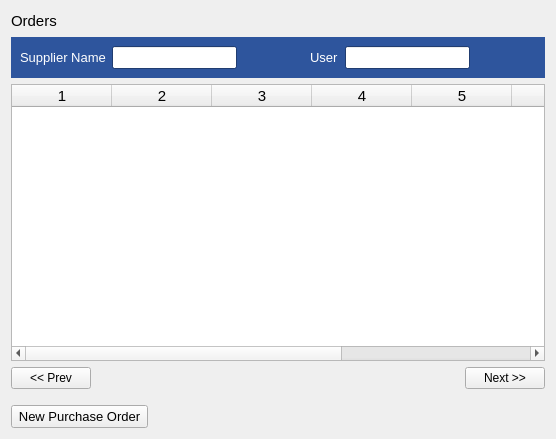
First picture: the form in estorecpp/manageorderitems.ui, repository Watti/estorecpp, before the edit.
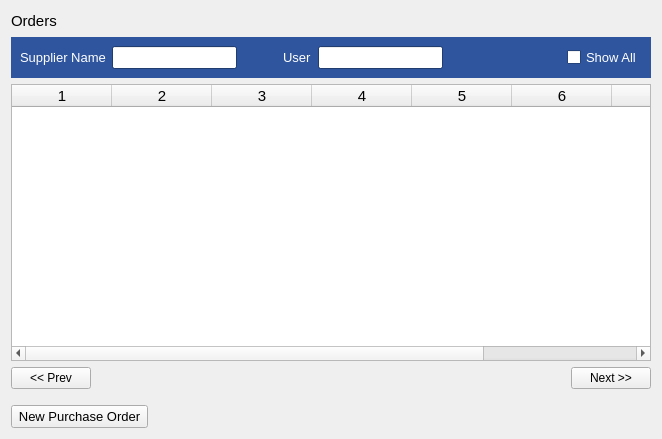
Second picture: the form after the edit.

Commit message: row color added to check in orders

Diff of the .ui file:
```diff
--- a/estorecpp/manageorderitems.ui
+++ b/estorecpp/manageorderitems.ui
@@ -6,7 +6,7 @@
    <rect>
     <x>0</x>
     <y>0</y>
-    <width>556</width>
+    <width>662</width>
     <height>439</height>
    </rect>
   </property>
@@ -522,7 +522,7 @@
          <enum>Qt::Horizontal</enum>
         </property>
         <property name="sizeType">
-         <enum>QSizePolicy::MinimumExpanding</enum>
+         <enum>QSizePolicy::Fixed</enum>
         </property>
         <property name="sizeHint" stdset="0">
          <size>
@@ -592,6 +592,50 @@
         </property>
        </spacer>
       </item>
+      <item>
+       <widget class="QCheckBox" name="showAllOrders">
+        <property name="palette">
+         <palette>
+          <active>
+           <colorrole role="WindowText">
+            <brush brushstyle="SolidPattern">
+             <color alpha="255">
+              <red>255</red>
+              <green>255</green>
+              <blue>255</blue>
+             </color>
+            </brush>
+           </colorrole>
+          </active>
+          <inactive>
+           <colorrole role="WindowText">
+            <brush brushstyle="SolidPattern">
+             <color alpha="255">
+              <red>255</red>
+              <green>255</green>
+              <blue>255</blue>
+             </color>
+            </brush>
+           </colorrole>
+          </inactive>
+          <disabled>
+           <colorrole role="WindowText">
+            <brush brushstyle="SolidPattern">
+             <color alpha="255">
+              <red>90</red>
+              <green>90</green>
+              <blue>90</blue>
+             </color>
+            </brush>
+           </colorrole>
+          </disabled>
+         </palette>
+        </property>
+        <property name="text">
+         <string>Show All</string>
+        </property>
+       </widget>
+      </item>
      </layout>
     </widget>
    </item>
```
The commit also changes 2 other files.
